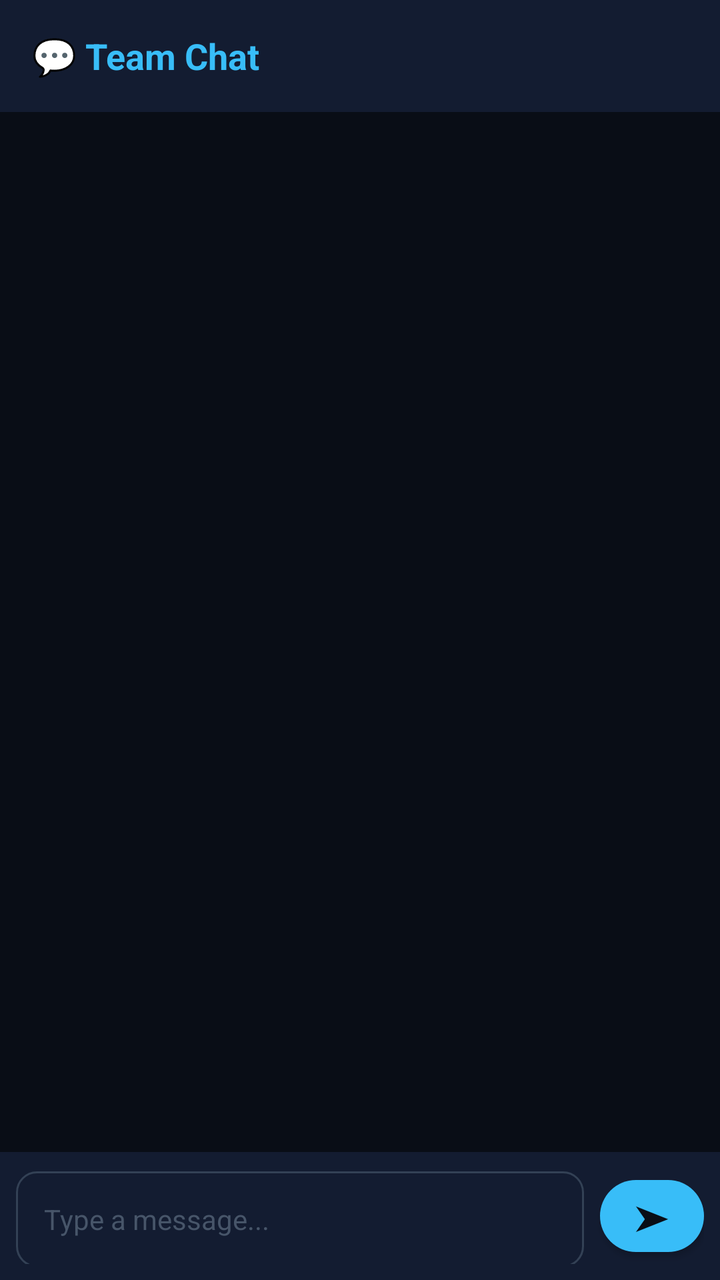
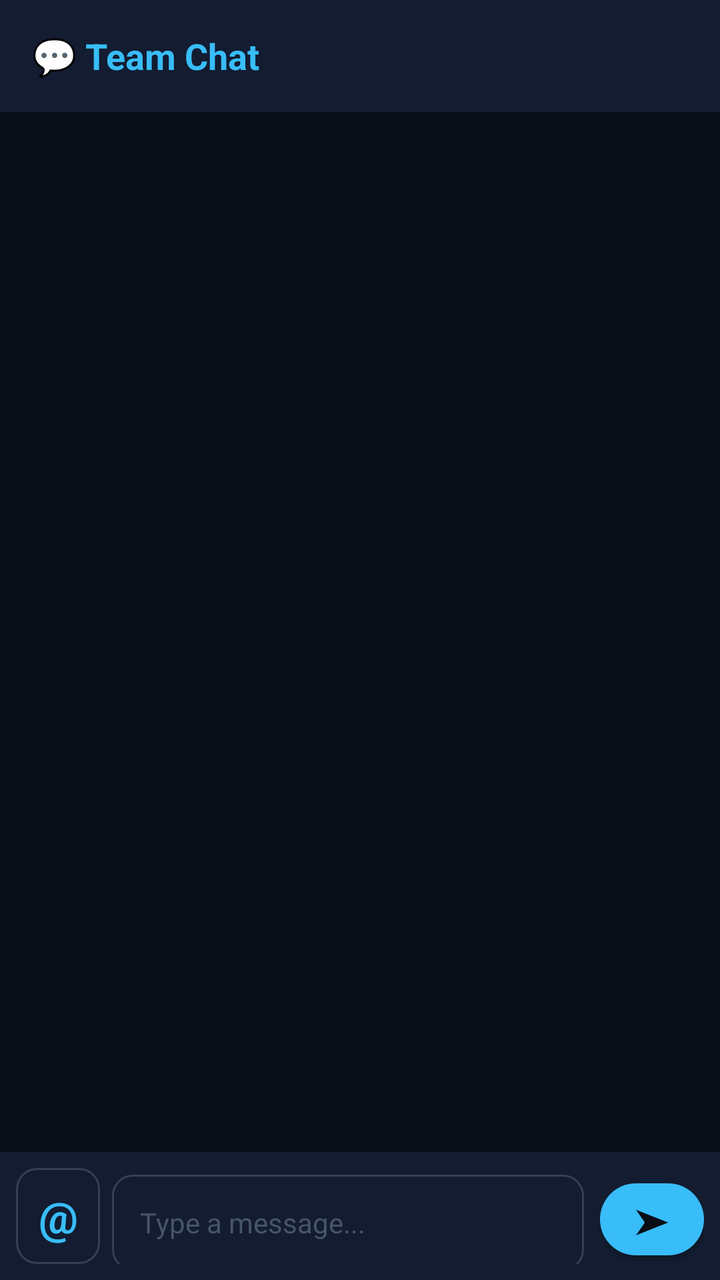

Two renders of the same Android screen: before a commit and after it. Below are the layout's source before the change and the commit's diff.
<!-- AndroidManifest.xml: activity theme Theme.ZeroStress -->
<!-- res/layout/activity_chat.xml -->
<?xml version="1.0" encoding="utf-8"?>
<LinearLayout xmlns:android="http://schemas.android.com/apk/res/android"
    xmlns:app="http://schemas.android.com/apk/res-auto"
    android:layout_width="match_parent"
    android:layout_height="match_parent"
    android:orientation="vertical"
    android:background="#090d16">

    
    <LinearLayout
        android:layout_width="match_parent"
        android:layout_height="56dp"
        android:orientation="horizontal"
        android:gravity="center_vertical"
        android:paddingHorizontal="16dp"
        android:background="#131c31">

        <TextView
            android:layout_width="0dp"
            android:layout_height="wrap_content"
            android:layout_weight="1"
            android:text="💬 Team Chat"
            android:textColor="#38bdf8"
            android:textSize="18sp"
            android:textStyle="bold" />

        <ProgressBar
            android:id="@+id/progressBar"
            android:layout_width="24dp"
            android:layout_height="24dp"
            android:visibility="gone" />
    </LinearLayout>

    
    <androidx.recyclerview.widget.RecyclerView
        android:id="@+id/rvMessages"
        android:layout_width="match_parent"
        android:layout_height="0dp"
        android:layout_weight="1"
        android:padding="8dp"
        android:clipToPadding="false" />

    
    <LinearLayout
        android:layout_width="match_parent"
        android:layout_height="wrap_content"
        android:orientation="horizontal"
        android:padding="8dp"
        android:background="#131c31">

        <EditText
            android:id="@+id/etMessage"
            android:layout_width="0dp"
            android:layout_height="48dp"
            android:layout_weight="1"
            android:background="@drawable/bg_input"
            android:hint="Type a message..."
            android:textColor="#f1f5f9"
            android:textColorHint="#475569"
            android:paddingHorizontal="14dp"
            android:textSize="14sp"
            android:singleLine="true"
            android:imeOptions="actionSend"
            android:inputType="text" />

        <com.google.android.material.button.MaterialButton
            android:id="@+id/btnSend"
            android:layout_width="52dp"
            android:layout_height="48dp"
            android:layout_marginStart="8dp"
            android:text="➤"
            android:textColor="#090d16"
            android:textSize="18sp"
            app:backgroundTint="#38bdf8"
            app:cornerRadius="24dp" />
    </LinearLayout>

</LinearLayout>
<!-- resources referenced by this layout -->
<resources>
  <!-- drawable bg_input (drawable) -->
  <?xml version="1.0" encoding="utf-8"?>
  <shape xmlns:android="http://schemas.android.com/apk/res/android"
      android:shape="rectangle">
      <solid android:fillColor="#1e293b" />
      <corners android:radius="10dp" />
      <stroke android:width="1dp" android:color="#334155" />
  </shape>
  <style name="Theme.ZeroStress" parent="Theme.MaterialComponents.DayNight.NoActionBar">
          <item name="colorPrimary">@color/primary</item>
          <item name="colorPrimaryDark">@color/primary_dark</item>
          <item name="colorAccent">@color/accent</item>
          <item name="android:windowBackground">@color/bg_main</item>
          <item name="android:statusBarColor">@color/bg_main</item>
          <item name="android:navigationBarColor">@color/bg_main</item>
          <item name="android:textColorPrimary">@color/text_primary</item>
          <item name="android:textColorSecondary">@color/text_secondary</item>
      </style>
  <color name="primary">#667eea</color>
  <color name="primary_dark">#764ba2</color>
  <color name="accent">#38ef7d</color>
  <color name="bg_main">#0f0c29</color>
  <color name="text_primary">#ffffff</color>
  <color name="text_secondary">#a0aec0</color>
</resources>

<!-- the commit's change to res/layout/activity_chat.xml (unified diff, before → after) -->
@@ -48,6 +48,19 @@
         android:padding="8dp"
         android:background="#131c31">
 
+        
+        <TextView
+            android:id="@+id/btnMention"
+            android:layout_width="42dp"
+            android:layout_height="48dp"
+            android:text="@"
+            android:textColor="#38bdf8"
+            android:textSize="22sp"
+            android:textStyle="bold"
+            android:gravity="center"
+            android:background="@drawable/bg_input"
+            android:layout_marginEnd="6dp" />
+
         <EditText
             android:id="@+id/etMessage"
             android:layout_width="0dp"
